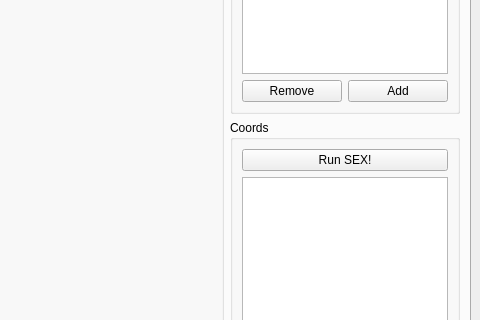
This is gui/myraf.ui in myrafproject/myrafproject as Qt 5 draws it before an edit; both pictures show x 420 to 900 and y 269 to 589 of the 900 by 800 pixel window. The edited form follows.
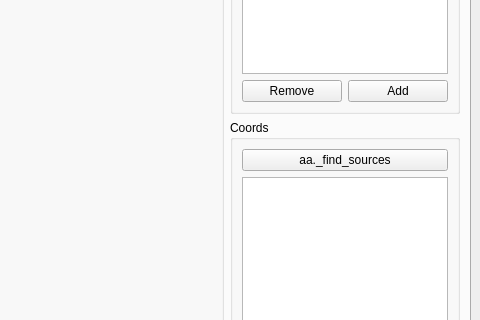
This is the edited form. The open tabs and pages were chosen to show the change. Custom widgets are drawn as their Qt base class.

What changed in the file:
```diff
--- a/gui/myraf.ui
+++ b/gui/myraf.ui
@@ -542,7 +542,7 @@
            <item row="0" column="0" colspan="2">
             <widget class="QPushButton" name="phot_coor_sex">
              <property name="text">
-              <string>Run SEX!</string>
+              <string>aa._find_sources</string>
              </property>
             </widget>
            </item>
```
Left out of the diff: 2 changed lines with no effect on the pictures.
